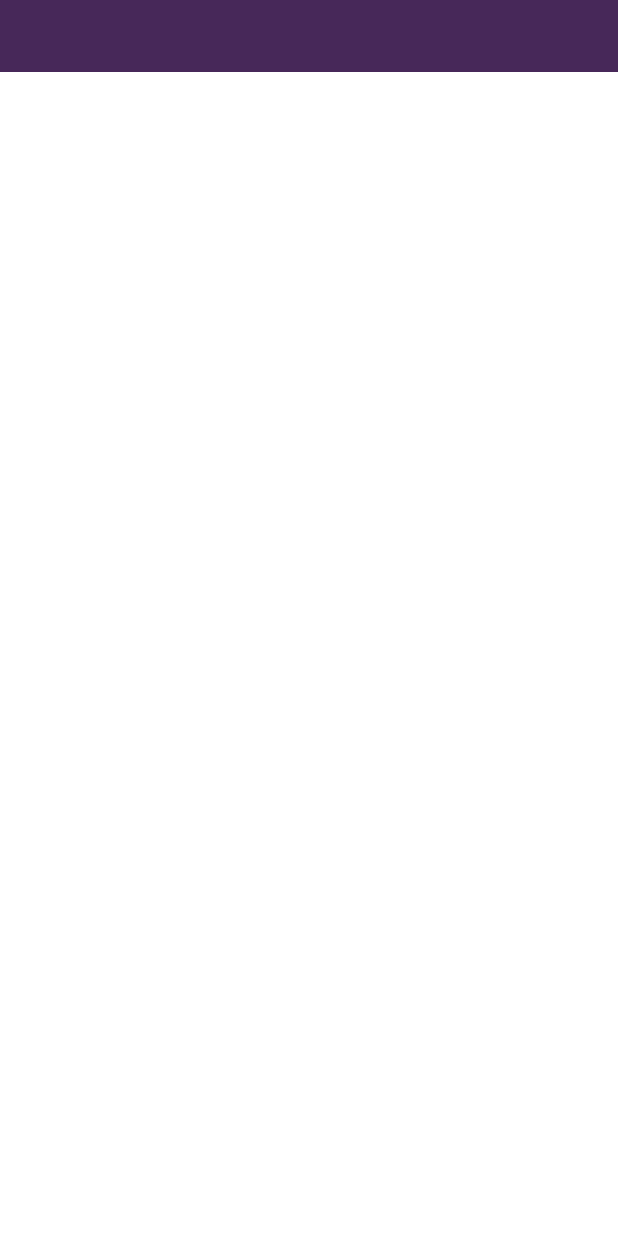
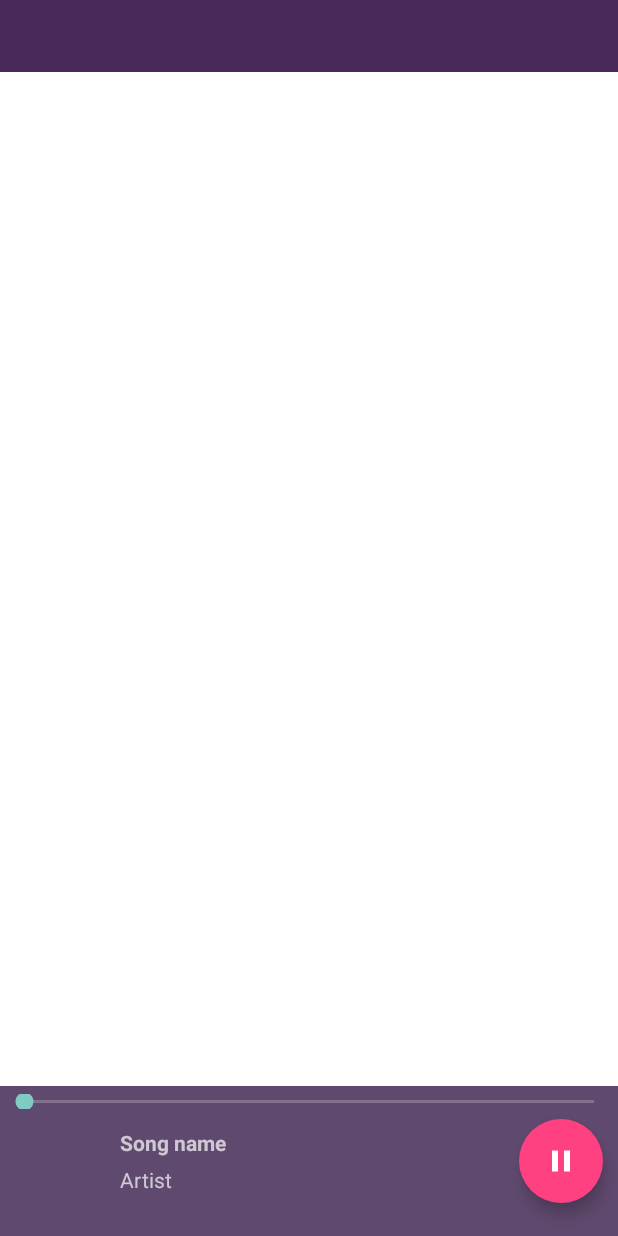
Before and after one commit to myheaven291/MuzicOfMe, an Android app: the layout activity_main.xml on its own in the app's theme, with its tools: preview values and no code run, on a phone screen of 412 x 824 dp. Run offline under Robolectric (Android 15) with nearby library versions, the phone set to English and light mode, and no system bars.

```diff
--- a/app/src/main/java/com/example/apple/demomusic/adapters/TopSongsAdapter.java
+++ b/app/src/main/java/com/example/apple/demomusic/adapters/TopSongsAdapter.java
@@ -78,6 +78,7 @@ public class TopSongsAdapter extends RecyclerView.Adapter<TopSongsAdapter.TopSon
                 tvArtist.setText(topSongModel.getArtist());
 
                 view.setTag(topSongModel);
+
             }
         }
     }
--- a/app/src/main/res/layout/activity_main.xml
+++ b/app/src/main/res/layout/activity_main.xml
@@ -4,8 +4,8 @@
     xmlns:tools="http://schemas.android.com/tools"
     android:layout_width="match_parent"
     android:layout_height="match_parent"
+
     android:background="#FFFFFF"
-    android:id="@+id/layout_container"
     tools:context="com.example.apple.demomusic.MainActivity">
 
     <android.support.v4.view.ViewPager
@@ -13,9 +13,12 @@
         android:layout_width="match_parent"
         android:layout_height="match_parent"
         tools:layout_editor_absoluteX="8dp"
-        tools:layout_editor_absoluteY="8dp">
+        tools:layout_editor_absoluteY="8dp"
+        android:layout_alignParentTop="true"
+        android:layout_alignParentStart="true">
 
         <android.support.design.widget.TabLayout
+            android:elevation="0dp"
             android:id="@+id/tab_layout"
             android:layout_width="match_parent"
             android:layout_height="48dp"
@@ -25,7 +28,9 @@
             app:tabSelectedTextColor="#FFFFFF"
             tools:layout_editor_absoluteX="8dp"
             tools:layout_editor_absoluteY="0dp">
-
         </android.support.design.widget.TabLayout>
     </android.support.v4.view.ViewPager>
+
+    <include layout="@layout/mini_player"></include>
+
 </RelativeLayout>
--- a/app/src/main/res/layout/fragment_music.xml
+++ b/app/src/main/res/layout/fragment_music.xml
@@ -2,7 +2,9 @@
     xmlns:tools="http://schemas.android.com/tools"
     android:layout_width="match_parent"
     android:layout_height="match_parent"
+    xmlns:app="http://schemas.android.com/apk/res-auto"
     android:background="#FFFFFF"
+    android:id="@+id/layout_container"
     tools:context="com.example.apple.demomusic.fragments.FavoriteFragment">
 
     <!-- TODO: Update blank fragment layout -->
--- /dev/null
+++ b/app/src/main/res/layout/mini_player.xml
@@ -0,0 +1,59 @@
+<?xml version="1.0" encoding="utf-8"?>
+<RelativeLayout xmlns:android="http://schemas.android.com/apk/res/android"
+    xmlns:app="http://schemas.android.com/apk/res-auto"
+    android:orientation="vertical"
+    android:layout_width="match_parent"
+    android:layout_height="100dp"
+    android:id="@+id/layout_mini_container"
+    android:background="@color/colorPrimaryLight"
+    android:layout_alignParentBottom="true">
+
+    <SeekBar
+        android:padding="0dp"
+        android:layout_alignParentStart="true"
+        android:layout_marginTop="5dp"
+        android:layout_marginBottom="5dp"
+        android:id="@+id/seek_bar_player"
+        android:layout_width="match_parent"
+        android:layout_height="10dp" />
+    <ImageView
+        android:layout_marginStart="10dp"
+        android:id="@+id/iv_song"
+        android:layout_below="@id/seek_bar_player"
+        android:layout_width="60dp"
+        android:layout_height="60dp" />
+
+    <android.support.design.widget.FloatingActionButton
+        android:backgroundTint="@color/colorAccent"
+        android:src="@drawable/ic_pause"
+        app:borderWidth="0dp"
+        android:layout_marginEnd="10dp"
+        android:layout_alignParentEnd="true"
+        android:layout_centerVertical="true"
+        android:id="@+id/fab_pause"
+        android:layout_width="100dp"
+        android:layout_height="100dp" />
+
+    <LinearLayout
+        android:paddingStart="10dp"
+        android:paddingEnd="10dp"
+        android:layout_centerVertical="true"
+        android:orientation="vertical"
+        android:layout_toRightOf="@id/iv_song"
+        android:layout_width="match_parent"
+        android:layout_height="wrap_content">
+        <TextView
+            android:text="Song name"
+            android:textStyle="bold"
+            android:layout_marginBottom="5dp"
+            android:id="@+id/tv_song_name"
+            android:layout_width="match_parent"
+            android:layout_height="wrap_content" />
+        <TextView
+            android:text="Artist"
+            android:id="@+id/tv_artist"
+            android:layout_width="match_parent"
+            android:layout_height="wrap_content" />
+    </LinearLayout>
+
+</RelativeLayout>
```
Also changed, not shown: app/src/main/java/com/example/apple/demomusic/MainActivity.java (+50 -4 lines), app/src/main/java/com/example/apple/demomusic/adapters/PagerAdapter.java (+9 -3 lines), app/src/main/java/com/example/apple/demomusic/events/OnClickMusicSong.java (+11 -1 lines), app/src/main/java/com/example/apple/demomusic/fragments/MiniPlayerFragment.java (deleted, +0 -66 lines), app/src/main/java/com/example/apple/demomusic/fragments/MusicFragment.java (+7 -6 lines), app/src/main/java/com/example/apple/demomusic/fragments/TopSongFragment.java (+17 -14 lines), app/src/main/java/com/example/apple/demomusic/managers/ScreenManager.java (+6 -3 lines), app/src/main/res/layout/fragment_mini_player.xml (deleted, +0 -66 lines), app/src/main/res/layout/fragment_top_song.xml (+9 -2 lines), 168 other files.
